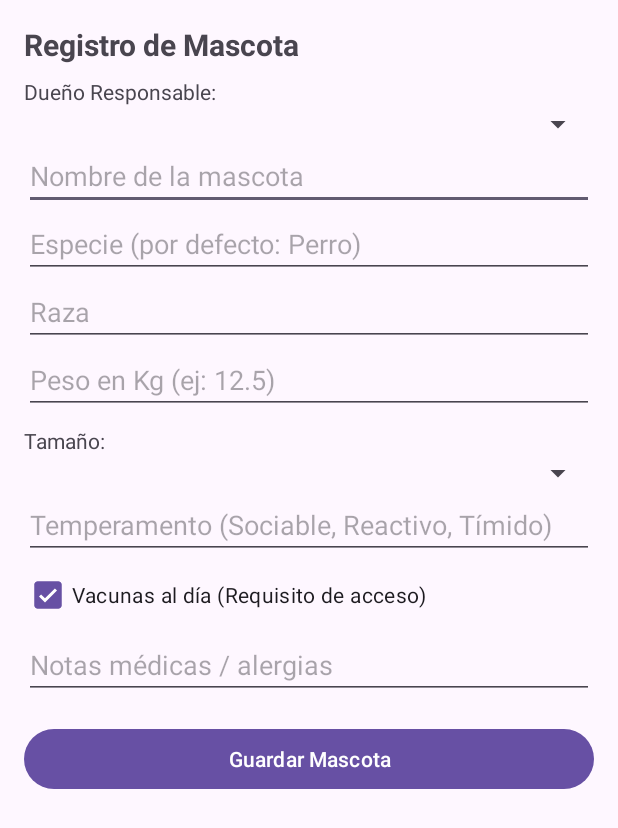
After one commit to Lalo-png/Mascotas, an Android app: the layout activity_registro_mascota.xml on its own in the app's theme, with its tools: preview values and no code run, on a phone screen of 412 x 824 dp. The commit adds this screen. Shown: the top 828 px of the screen. Run offline under Robolectric (Android 15) with nearby library versions, the phone set to English and light mode, and no system bars.

Commit message:
rol 1 y rol 2

```diff
--- /dev/null
+++ b/app/src/main/res/layout/activity_registro_mascota.xml
@@ -0,0 +1,92 @@
+<?xml version="1.0" encoding="utf-8"?>
+<ScrollView xmlns:android="http://schemas.android.com/apk/res/android"
+    android:layout_width="match_parent"
+    android:layout_height="match_parent">
+
+    <LinearLayout
+        android:layout_width="match_parent"
+        android:layout_height="wrap_content"
+        android:orientation="vertical"
+        android:padding="16dp">
+
+        <TextView
+            android:layout_width="wrap_content"
+            android:layout_height="wrap_content"
+            android:text="Registro de Mascota"
+            android:textSize="20sp"
+            android:textStyle="bold" />
+
+        <TextView
+            android:layout_width="wrap_content"
+            android:layout_height="wrap_content"
+            android:layout_marginTop="8dp"
+            android:text="Dueño Responsable:" />
+
+        <Spinner
+            android:id="@+id/spDuenos"
+            android:layout_width="match_parent"
+            android:layout_height="wrap_content" />
+
+        <EditText
+            android:id="@+id/etNombreMascota"
+            android:layout_width="match_parent"
+            android:layout_height="wrap_content"
+            android:hint="Nombre de la mascota" />
+
+        <EditText
+            android:id="@+id/etEspecie"
+            android:layout_width="match_parent"
+            android:layout_height="wrap_content"
+            android:hint="Especie (por defecto: Perro)" />
+
+        <EditText
+            android:id="@+id/etRaza"
+            android:layout_width="match_parent"
+            android:layout_height="wrap_content"
+            android:hint="Raza" />
+
+        <EditText
+            android:id="@+id/etPeso"
+            android:layout_width="match_parent"
+            android:layout_height="wrap_content"
+            android:hint="Peso en Kg (ej: 12.5)"
+            android:inputType="numberDecimal" />
+
+        <TextView
+            android:layout_width="wrap_content"
+            android:layout_height="wrap_content"
+            android:layout_marginTop="8dp"
+            android:text="Tamaño:" />
+
+        <Spinner
+            android:id="@+id/spTamano"
+            android:layout_width="match_parent"
+            android:layout_height="wrap_content" />
+
+        <EditText
+            android:id="@+id/etTemperamento"
+            android:layout_width="match_parent"
+            android:layout_height="wrap_content"
+            android:hint="Temperamento (Sociable, Reactivo, Tímido)" />
+
+        <CheckBox
+            android:id="@+id/cbVacunas"
+            android:layout_width="wrap_content"
+            android:layout_height="wrap_content"
+            android:checked="true"
+            android:text="Vacunas al día (Requisito de acceso)" />
+
+        <EditText
+            android:id="@+id/etNotas"
+            android:layout_width="match_parent"
+            android:layout_height="wrap_content"
+            android:hint="Notas médicas / alergias" />
+
+        <Button
+            android:id="@+id/btnGuardarMascota"
+            android:layout_width="match_parent"
+            android:layout_height="wrap_content"
+            android:layout_marginTop="16dp"
+            android:text="Guardar Mascota" />
+    </LinearLayout>
+</ScrollView>
```
Also changed, not shown: app/src/main/java/com/cesba/mascotas/data/ParqueDao.java (added, +145 -0 lines), app/src/main/java/com/cesba/mascotas/data/ParqueDbHelper.java (added, +96 -0 lines), app/src/main/java/com/cesba/mascotas/models/AreaConAforo.java (added, +37 -0 lines), app/src/main/java/com/cesba/mascotas/models/Dueno.java (added, +38 -0 lines), app/src/main/java/com/cesba/mascotas/models/Mascota.java (added, +50 -0 lines), app/src/main/java/com/cesba/mascotas/ui/AreasAdapter.java (added, +71 -0 lines), app/src/main/res/layout/activity_main.xml (+41 -11 lines), app/src/main/res/layout/activity_registro_dueno.xml (added, +54 -0 lines), app/src/main/res/layout/item_area.xml (added, +50 -0 lines), app/src/main/java/com/cesba/mascotas/MainActivity.java (line endings or trailing spaces).
